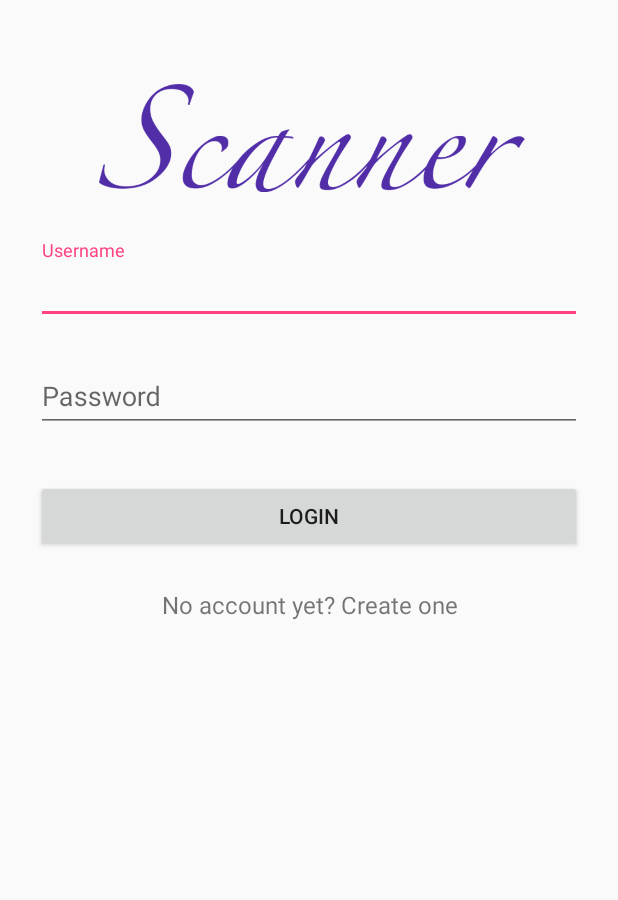
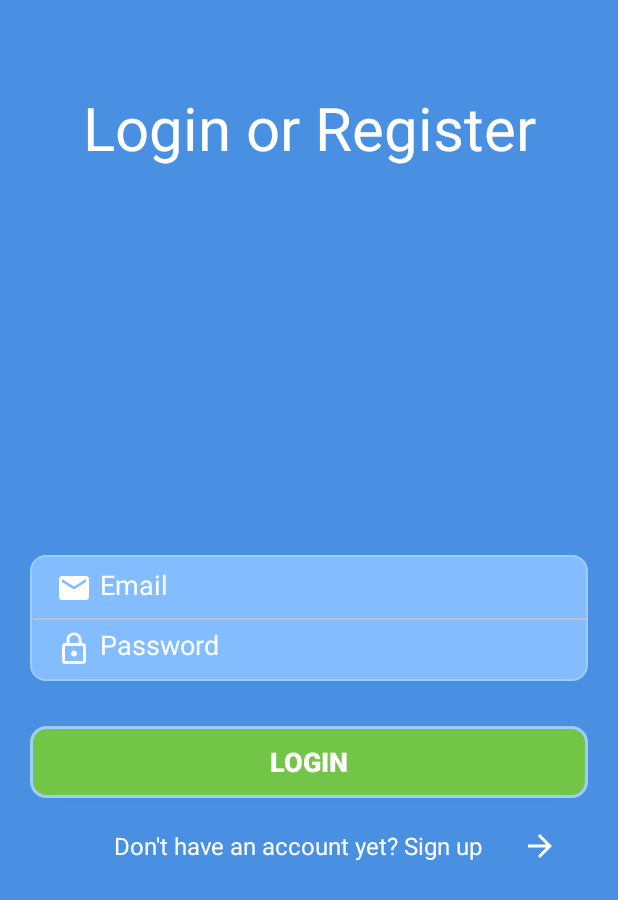
Before and after one commit to thuongleit/BarCodeScanner, an Android app: the LoginActivity screen opened directly, with no data from a screen before it, on a phone screen of 412 x 824 dp. Shown: the top 900 px of the screen. Run offline under Robolectric (Android 15) with nearby library versions, the phone set to English and light mode, and no system bars; our stand-ins replace ButterKnife; libraries missing offline, so code that uses them is left out: com.parse.

Commit message:
update new Login UI

```diff
--- /dev/null
+++ b/app/src/main/res/drawable/button_background.xml
@@ -0,0 +1,20 @@
+<?xml version="1.0" encoding="utf-8"?>
+
+<selector xmlns:android="http://schemas.android.com/apk/res/android">
+    <item android:state_pressed="true">
+        <shape>
+            <corners android:radius="@dimen/button_radius" />
+            <solid android:color="@color/login_green" />
+            <padding android:bottom="@dimen/button_padding" android:left="@dimen/radio_button_horizontal_padding" android:right="@dimen/radio_button_horizontal_padding" android:top="@dimen/button_padding" />
+        </shape>
+    </item>
+
+    <item>
+        <shape>
+            <corners android:radius="@dimen/button_radius" />
+            <solid android:color="@color/login_green" />
+            <stroke android:width="2dp" android:color="#9ECDFF" />
+            <padding android:bottom="@dimen/button_padding" android:left="@dimen/button_padding" android:right="@dimen/button_padding" android:top="@dimen/button_padding" />
+        </shape>
+    </item>
+</selector>
--- /dev/null
+++ b/app/src/main/res/drawable/button_text.xml
@@ -0,0 +1,5 @@
+<?xml version="1.0" encoding="utf-8"?>
+<selector xmlns:android="http://schemas.android.com/apk/res/android">
+    <item android:state_pressed="true" android:color="@android:color/white"/>
+    <item android:color="@android:color/white"/>
+</selector>
--- /dev/null
+++ b/app/src/main/res/drawable/ic_arrow_forward_24dp.xml
@@ -0,0 +1,9 @@
+<vector xmlns:android="http://schemas.android.com/apk/res/android"
+        android:width="24dp"
+        android:height="24dp"
+        android:viewportWidth="24.0"
+        android:viewportHeight="24.0">
+    <path
+        android:fillColor="#FFFFFF"
+        android:pathData="M12,4l-1.41,1.41L16.17,11H4v2h12.17l-5.58,5.59L12,20l8,-8z"/>
+</vector>
--- /dev/null
+++ b/app/src/main/res/drawable/ic_email_24dp.xml
@@ -0,0 +1,9 @@
+<vector xmlns:android="http://schemas.android.com/apk/res/android"
+        android:width="24dp"
+        android:height="24dp"
+        android:viewportWidth="24.0"
+        android:viewportHeight="24.0">
+    <path
+        android:fillColor="#FFFFFF"
+        android:pathData="M20,4H4c-1.1,0 -1.99,0.9 -1.99,2L2,18c0,1.1 0.9,2 2,2h16c1.1,0 2,-0.9 2,-2V6c0,-1.1 -0.9,-2 -2,-2zm0,4l-8,5 -8,-5V6l8,5 8,-5v2z"/>
+</vector>
--- /dev/null
+++ b/app/src/main/res/drawable/ic_lock_outline_24dp.xml
@@ -0,0 +1,9 @@
+<vector xmlns:android="http://schemas.android.com/apk/res/android"
+        android:width="24dp"
+        android:height="24dp"
+        android:viewportWidth="24.0"
+        android:viewportHeight="24.0">
+    <path
+        android:fillColor="#FFFFFF"
+        android:pathData="M18,8h-1V6c0,-2.76 -2.24,-5 -5,-5S7,3.24 7,6v2H6c-1.1,0 -2,0.9 -2,2v10c0,1.1 0.9,2 2,2h12c1.1,0 2,-0.9 2,-2V10c0,-1.1 -0.9,-2 -2,-2zm-6,-5.1c1.71,0 3.1,1.39 3.1,3.1v2H9V6h-0.1c0,-1.71 1.39,-3.1 3.1,-3.1zM18,20H6V10h12v10zm-6,-3c1.1,0 2,-0.9 2,-2s-0.9,-2 -2,-2 -2,0.9 -2,2 0.9,2 2,2z"/>
+</vector>
--- /dev/null
+++ b/app/src/main/res/drawable/round.xml
@@ -0,0 +1,22 @@
+<?xml version="1.0" encoding="UTF-8"?>
+<shape xmlns:android="http://schemas.android.com/apk/res/android" >
+
+    <solid android:color="#83BCFF" />
+
+    <stroke
+        android:width="1.5dp"
+        android:color="#9ECDFF" />
+
+    <padding
+        android:bottom="2dp"
+        android:left="2dp"
+        android:right="2dp"
+        android:top="2dp" />
+
+    <corners
+        android:bottomLeftRadius="@dimen/roundradius"
+        android:bottomRightRadius="@dimen/roundradius"
+        android:topLeftRadius="@dimen/roundradius"
+        android:topRightRadius="@dimen/roundradius" />
+
+</shape>
--- a/app/src/main/res/layout/activity_login.xml
+++ b/app/src/main/res/layout/activity_login.xml
@@ -1,70 +1,158 @@
 <?xml version="1.0" encoding="utf-8"?>
-<ScrollView xmlns:android="http://schemas.android.com/apk/res/android"
+<RelativeLayout xmlns:android="http://schemas.android.com/apk/res/android"
     android:layout_width="fill_parent"
     android:layout_height="fill_parent"
+    android:background="#4990E2"
     android:fitsSystemWindows="true">
 
-    <LinearLayout
+    <TextView
+        android:layout_width="match_parent"
+        android:layout_height="wrap_content"
+        android:text="Login or Register"
+        android:textAlignment="center"
+        android:gravity="center"
+
+        android:textColor="#FFFFFF"
+        android:textSize="40dp"
+        android:paddingTop="58dp"/>
+
+    <RelativeLayout
+        android:id="@+id/editTextGroup"
+        android:layout_width="match_parent"
+        android:layout_height="84dp"
+        android:layout_centerInParent="true"
+        android:layout_margin="20dp"
+        android:layout_marginTop="30dp"
+        android:background="@drawable/round">
+
+        <EditText
+            android:id="@+id/input_username"
+            android:drawableLeft="@drawable/ic_email_24dp"
+            android:drawablePadding="5dip"
+            android:layout_marginLeft="5dp"
+            android:layout_width="wrap_content"
+            android:layout_height="40dp"
+            android:layout_alignParentLeft="true"
+            android:layout_alignParentRight="true"
+            android:background="@null"
+            android:ems="10"
+            android:hint="Email"
+            android:textColorHint="#FFFFFF"
+            android:imeOptions="actionNext"
+            android:padding="10dp"
+            android:textColor="#FFFFFF"
+            android:singleLine="true">
+
+            <requestFocus />
+        </EditText>
+
+
+        <View
+            android:id="@+id/view2"
+            android:layout_width="fill_parent"
+            android:layout_height="1dp"
+            android:layout_below="@+id/input_username"
+            android:background="#c0c0c0" />
+
+        <EditText
+            android:id="@+id/input_password"
+            android:drawableLeft="@drawable/ic_lock_outline_24dp"
+            android:drawablePadding="5dip"
+            android:layout_marginLeft="5dp"
+            android:layout_width="match_parent"
+            android:layout_height="40dp"
+            android:layout_alignRight="@+id/view2"
+            android:layout_below="@+id/view2"
+            android:background="@null"
+            android:ems="10"
+            android:hint="Password"
+            android:textColorHint="#FFFFFF"
+            android:imeOptions="actionDone"
+            android:padding="10dp"
+            android:singleLine="true"></EditText>
+
+
+    </RelativeLayout>
+
+
+    <RelativeLayout
         android:layout_width="match_parent"
         android:layout_height="wrap_content"
         android:orientation="vertical"
-        android:paddingLeft="24dp"
-        android:paddingRight="24dp"
-        android:paddingTop="56dp">
+        android:paddingLeft="20dp"
+        android:paddingRight="20dp"
+        android:layout_alignParentBottom="true"
+        android:layout_below="@+id/editTextGroup">
 
-        <ImageView
-            android:layout_width="wrap_content"
-            android:layout_height="72dp"
-            android:layout_gravity="center_horizontal"
-            android:layout_marginBottom="24dp"
-            android:src="@drawable/logo" />
 
-        <!--  Email Label -->
-        <android.support.design.widget.TextInputLayout
+
+        <!--&lt;!&ndash;  Email Label &ndash;&gt;-->
+        <!--<android.support.design.widget.TextInputLayout-->
+            <!--android:layout_width="match_parent"-->
+            <!--android:layout_height="wrap_content"-->
+            <!--android:layout_marginBottom="8dp"-->
+            <!--android:layout_marginTop="8dp">-->
+
+            <!--<EditText-->
+                <!--android:id="@+id/input_username"-->
+                <!--android:layout_width="match_parent"-->
+                <!--android:layout_height="wrap_content"-->
+                <!--android:hint="Username" />-->
+        <!--</android.support.design.widget.TextInputLayout>-->
+
+        <!--&lt;!&ndash;  Password Label &ndash;&gt;-->
+        <!--<android.support.design.widget.TextInputLayout-->
+            <!--android:layout_width="match_parent"-->
+            <!--android:layout_height="wrap_content"-->
+            <!--android:layout_marginBottom="8dp"-->
+            <!--android:layout_marginTop="8dp">-->
+
+            <!--<EditText-->
+                <!--android:id="@+id/input_password"-->
+                <!--android:layout_width="match_parent"-->
+                <!--android:layout_height="wrap_content"-->
+                <!--android:hint="Password"-->
+                <!--android:inputType="textPassword" />-->
+        <!--</android.support.design.widget.TextInputLayout>-->
+
+        <!--<android.support.v7.widget.AppCompatButton-->
+            <!--android:id="@+id/btn_login"-->
+            <!--android:layout_width="fill_parent"-->
+            <!--android:layout_height="wrap_content"-->
+            <!--android:layout_marginBottom="24dp"-->
+            <!--android:layout_marginTop="24dp"-->
+            <!--android:padding="12dp"-->
+            <!--android:text="Login" />-->
+
+        <Button
+            android:id="@+id/btn_login"
             android:layout_width="match_parent"
             android:layout_height="wrap_content"
-            android:layout_marginBottom="8dp"
-            android:layout_marginTop="8dp">
+            android:layout_gravity="center"
+            android:layout_alignParentTop="true"
+            android:layout_marginTop="10dp"
+            android:background="@drawable/button_background"
+            android:text="@string/login"
+            android:textSize="18sp"
 
-            <EditText
-                android:id="@+id/input_username"
-                android:layout_width="match_parent"
-                android:layout_height="wrap_content"
-                android:hint="Username" />
-        </android.support.design.widget.TextInputLayout>
 
-        <!--  Password Label -->
-        <android.support.design.widget.TextInputLayout
-            android:layout_width="match_parent"
-            android:layout_height="wrap_content"
-            android:layout_marginBottom="8dp"
-            android:layout_marginTop="8dp">
+            android:textColor="@drawable/button_text" />
 
-            <EditText
-                android:id="@+id/input_password"
-                android:layout_width="match_parent"
-                android:layout_height="wrap_content"
-                android:hint="Password"
-                android:inputType="textPassword" />
-        </android.support.design.widget.TextInputLayout>
-
-        <android.support.v7.widget.AppCompatButton
-            android:id="@+id/btn_login"
-            android:layout_width="fill_parent"
-            android:layout_height="wrap_content"
-            android:layout_marginBottom="24dp"
-            android:layout_marginTop="24dp"
-            android:padding="12dp"
-            android:text="Login" />
 
         <TextView
             android:id="@+id/link_signup"
             android:layout_width="fill_parent"
             android:layout_height="wrap_content"
-            android:layout_marginBottom="24dp"
+    android:layout_below="@+id/btn_login"
+            android:layout_marginTop="20dp"
             android:gravity="center"
-            android:text="No account yet? Create one"
-            android:textSize="16dip" />
+            android:text="@string/signup_text_link"
+            android:textSize="16dip"
+            android:textColor="@color/colorAccentBlack"
+            android:drawableRight="@drawable/ic_arrow_forward_24dp"
+            android:paddingRight="20dp"
+            android:drawablePadding="-30dip"/>
 
-    </LinearLayout>
-</ScrollView>
+
+    </RelativeLayout>
+</RelativeLayout>
--- a/app/src/main/res/values/colors.xml
+++ b/app/src/main/res/values/colors.xml
@@ -34,4 +34,5 @@
     <color name="viewfinder_mask">#60000000</color>
     <color name="viewfinder_laser">#ffcc0000</color>
     <color name="viewfinder_border">#ffafed44</color>
+    <color name="login_green">#73C547</color>
 </resources>
--- a/app/src/main/res/values/dimens.xml
+++ b/app/src/main/res/values/dimens.xml
@@ -6,4 +6,8 @@
     <!-- Default screen margins, per the Android Design guidelines. -->
     <dimen name="nav_header_vertical_spacing">16dp</dimen>
     <dimen name="nav_header_height">160dp</dimen>
+    <dimen name="roundradius">10dp</dimen>
+    <dimen name="button_radius">10dp</dimen>
+    <dimen name="button_padding">10dp</dimen>
+    <dimen name="radio_button_horizontal_padding">10dp</dimen>
 </resources>
--- a/app/src/main/res/values/strings.xml
+++ b/app/src/main/res/values/strings.xml
@@ -23,4 +23,6 @@
     <string name="about">About</string>
     <string name="settings">Settings</string>
     <string name="help_and_feedback">Help and Feedback</string>
+    <string name="login"><b>Login</b></string>
+    <string name="signup_text_link">Don\'t have an account yet? Sign up</string>
 </resources>
```
